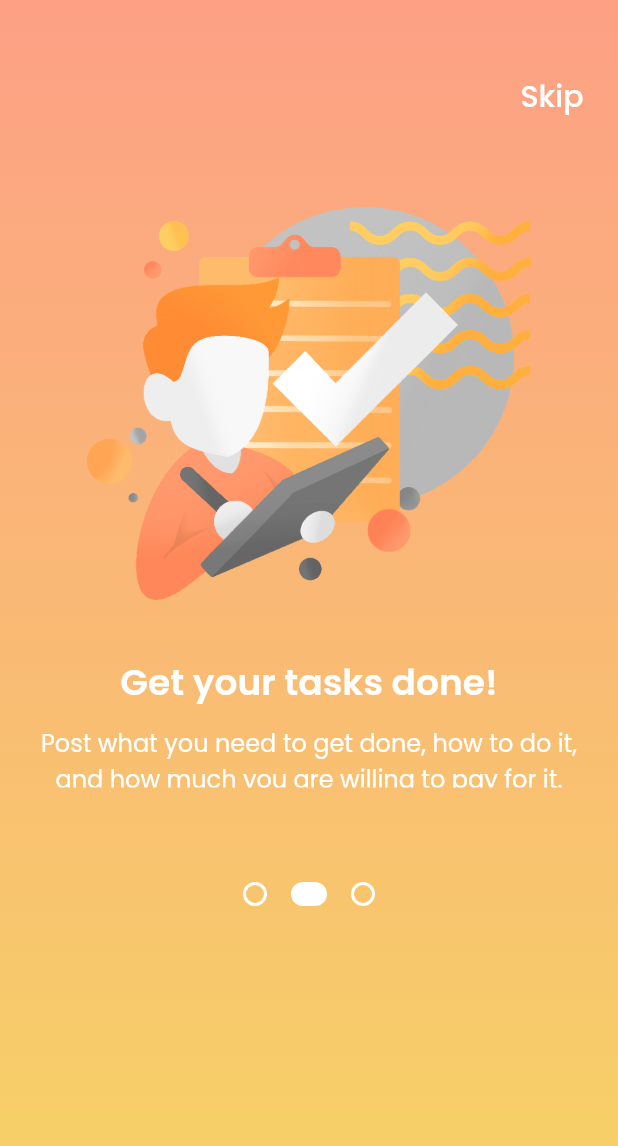
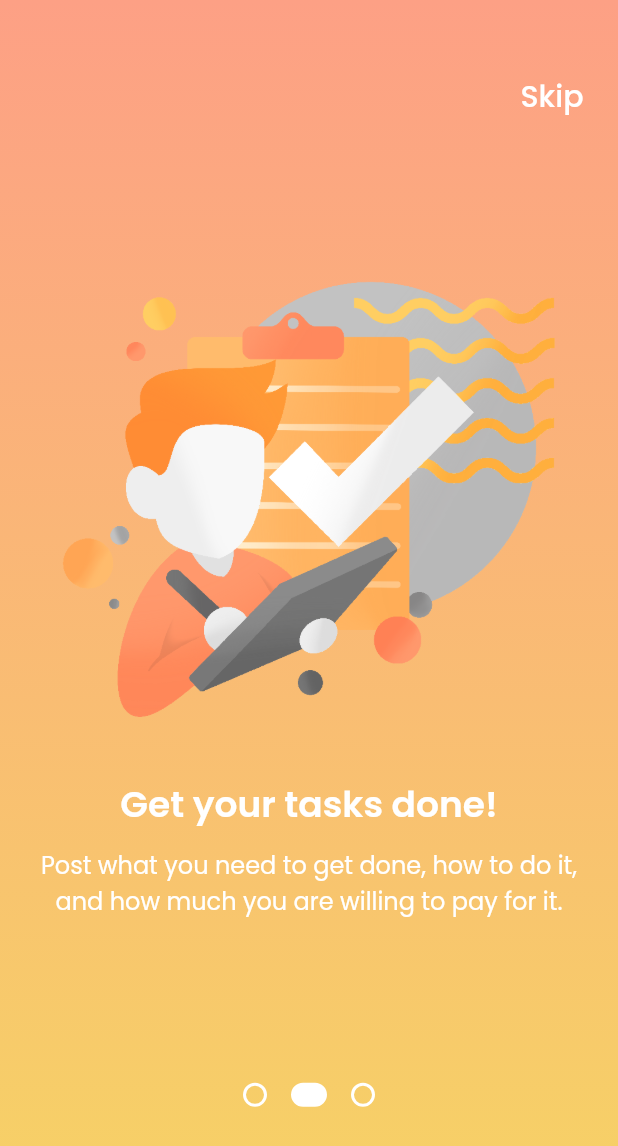
Before and after one commit to jrmgarcia/pasabay_app, a Flutter app: the screen it shows after launch, swiped to page 2, on a phone screen of 412 x 824 dp. Shown: the top 1146 px of the screen. Run offline on Flutter 3.47's test engine with Material 2 defaults, Android fonts, the phone set to English and light mode, and no system bars; our stand-ins replace cached_network_image, cloud_firestore, curved_navigation_bar, firebase_auth, firebase_storage, flutter_rating_bar and 10 more; accounts and stored records are empty.

Commit message:
Fixed Onboarding UI

```diff
--- a/lib/ui/views/onboarding_view.dart
+++ b/lib/ui/views/onboarding_view.dart
@@ -42,6 +42,8 @@ class _OnboardingViewState extends State<OnboardingView> {
 
   @override
   Widget build(BuildContext context) {
+    MediaQueryData queryData;
+    queryData = MediaQuery.of(context);
     return Scaffold(
       body: AnnotatedRegion<SystemUiOverlayStyle>(
         value: SystemUiOverlayStyle.light,
@@ -72,7 +74,7 @@ class _OnboardingViewState extends State<OnboardingView> {
                   ),
                 ),
                 Container(
-                  height: 500,
+                  height: queryData.size.height/1.3,
                   child: PageView(
                     physics: ClampingScrollPhysics(),
                     controller: _pageController,
```
